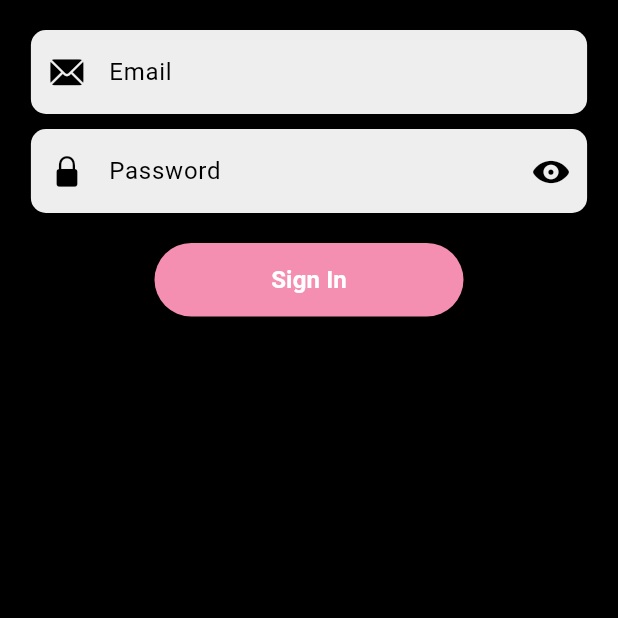
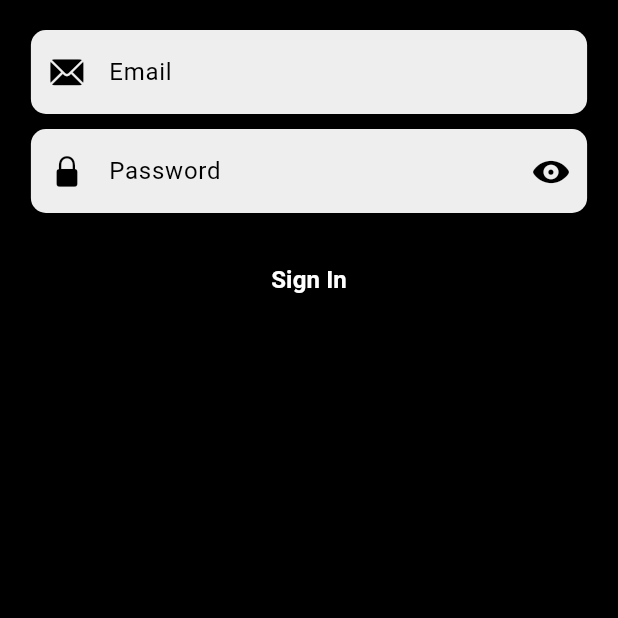
Before and after one commit to Mohamed-Abdalla1/pizza_app_admin, a Flutter app: the screen it shows after launch, on a phone screen of 412 x 824 dp, the top half of it. Run offline on Flutter 3.47's test engine with Material 3 defaults, Android fonts, the phone set to English and light mode, and no system bars; our stand-ins replace bloc, cloud_firestore, equatable, firebase_auth, firebase_core, flutter_bloc and 3 more; missing offline and left inert: dart:html; accounts and stored records are empty.

Commit message:
home view done

```diff
--- a/lib/app_view.dart
+++ b/lib/app_view.dart
@@ -13,16 +13,10 @@ class AppView extends StatelessWidget {
       title: 'Pizza Admin',
       debugShowCheckedModeBanner: false,
       theme: ThemeData(
-        colorScheme: const ColorScheme.light(
-            background: Colors.white,
-            onBackground: Colors.black,
-            primary: Color.fromRGBO(206, 147, 216, 1),
-            onPrimary: Colors.black,
-            secondary: Color.fromRGBO(244, 143, 177, 1),
-            onSecondary: Colors.white,
-            tertiary: Color.fromRGBO(255, 204, 128, 1),
-            error: Colors.red,
-            outline: Color(0xFF424242)),
+        colorScheme: ColorScheme.light(
+          background: Colors.grey.shade200,
+          onBackground: Colors.black,
+        ),
       ),
       routerConfig: router(context.read<AuthenticationBloc>()),
     );
--- a/lib/screens/auth/sign_in_view.dart
+++ b/lib/screens/auth/sign_in_view.dart
@@ -128,8 +128,7 @@ class _SignInViewState extends State<SignInView> {
                           },
                           style: TextButton.styleFrom(
                               elevation: 3.0,
-                              backgroundColor:
-                                  Theme.of(context).colorScheme.secondary,
+                              backgroundColor: Colors.black,
                               foregroundColor: Colors.white,
                               shape: RoundedRectangleBorder(
                                 borderRadius: BorderRadius.circular(60),
--- a/lib/screens/create/create_pizza.dart
+++ b/lib/screens/create/create_pizza.dart
@@ -6,6 +6,7 @@ class CreatePizza extends StatelessWidget {
   @override
   Widget build(BuildContext context) {
     return Scaffold(
+      backgroundColor: Colors.orange,
       body: Container(
         width: 500,
         height: MediaQuery.of(context).size.width,
```
Also changed, not shown: lib/screens/base/base_view.dart (+20 -5 lines), lib/screens/home/home_view.dart (+42 -2 lines).
